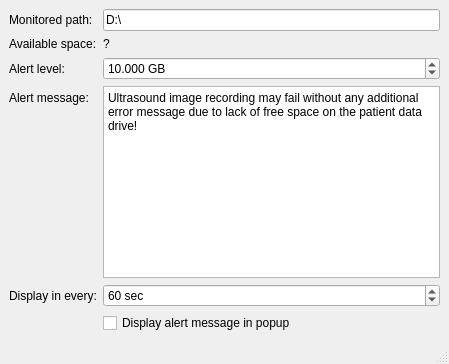
Old version of the form MyMainWindow.ui in the repository lassoan/DiskSpaceMon.
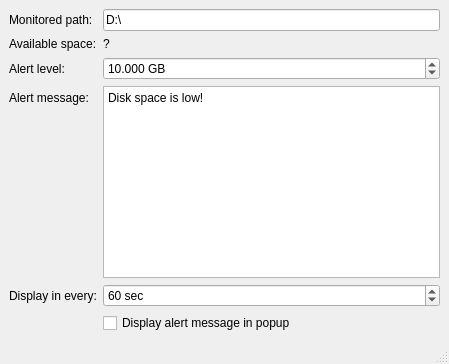
New version of the form. Icons and pictures are not drawn.

Commit message: Replaced default warning message with a generic message

```diff
--- a/MyMainWindow.ui
+++ b/MyMainWindow.ui
@@ -107,7 +107,7 @@
     <item row="3" column="1">
      <widget class="QPlainTextEdit" name="alertMessageEdit">
       <property name="plainText">
-       <string>Ultrasound image recording may fail without any additional error message due to lack of free space on the patient data drive!</string>
+       <string>Disk space is low!</string>
       </property>
      </widget>
     </item>
```
